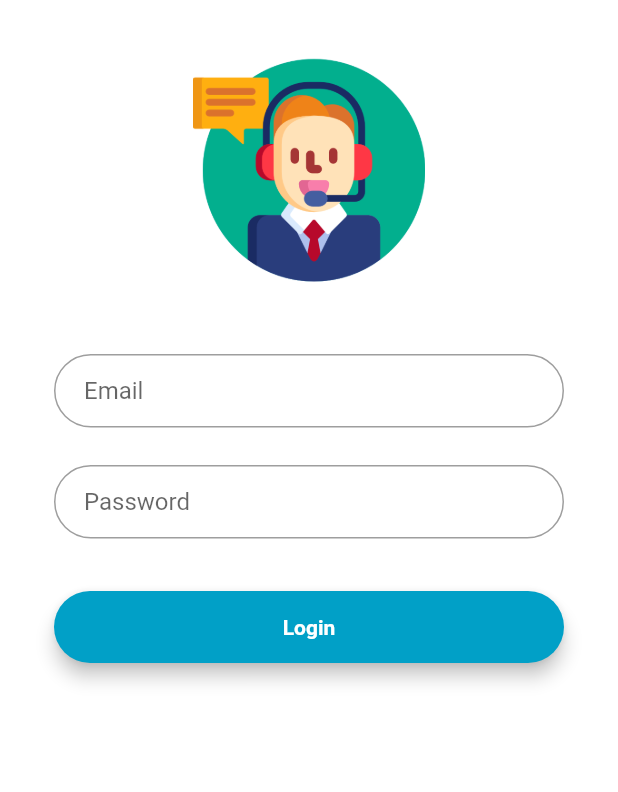
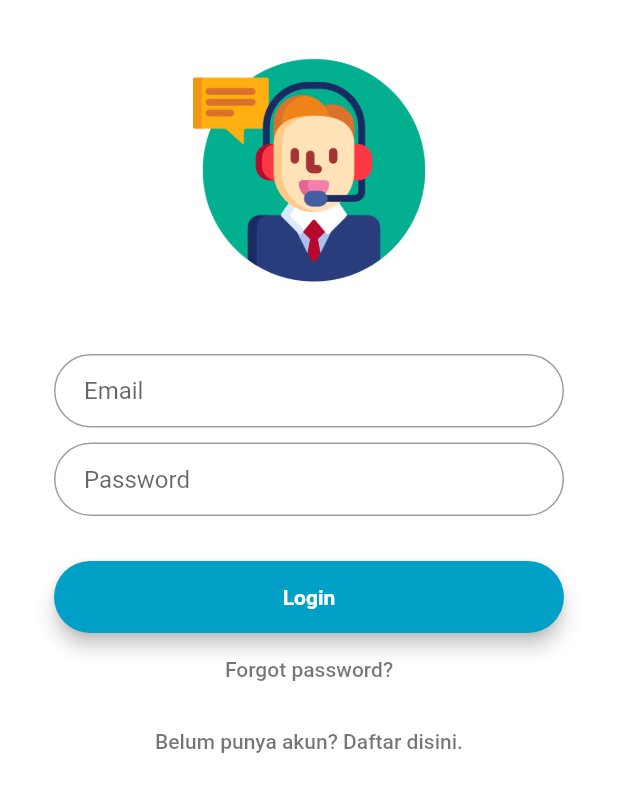
Before and after one commit to realplayer123/RPL, a Flutter app: the screen it shows after launch, on a phone screen of 412 x 824 dp. Shown: the top 792 px of the screen. Run offline on Flutter 3.47's test engine with Material 2 defaults, Android fonts, the phone set to English and light mode, and no system bars.

Commit message:
Tambahan navigasi forgot password & signup di login page

```diff
--- a/dokmas/lib/main.dart
+++ b/dokmas/lib/main.dart
@@ -105,6 +105,22 @@ class LoginPageState extends State<LoginPage> {
       ),
     );
 
+    final forgotLabel = FlatButton(
+      child: Text(
+        'Forgot password?',
+        style: TextStyle(color: Colors.black54),
+      ),
+      onPressed: () {},
+    );
+
+    final daftar = FlatButton(
+      child: Text(
+        'Belum punya akun? Daftar disini.',
+        style: TextStyle(color: Colors.black54),
+      ),
+      onPressed: () {},
+    );
+
     return Scaffold(
       body: Center(
         child: Container(
@@ -125,16 +141,15 @@ class LoginPageState extends State<LoginPage> {
                 ),
                 emailField,
                 SizedBox(
-                  height: 25.0,
+                  height: 10.0,
                 ),
                 passField,
                 SizedBox(
-                  height: 35.0,
+                  height: 30.0,
                 ),
                 loginButton,
-                SizedBox(
-                  height: 15.0,
-                )
+                forgotLabel,
+                daftar
               ],
             ),
           ),
```
Also changed, not shown: 1 other file.
